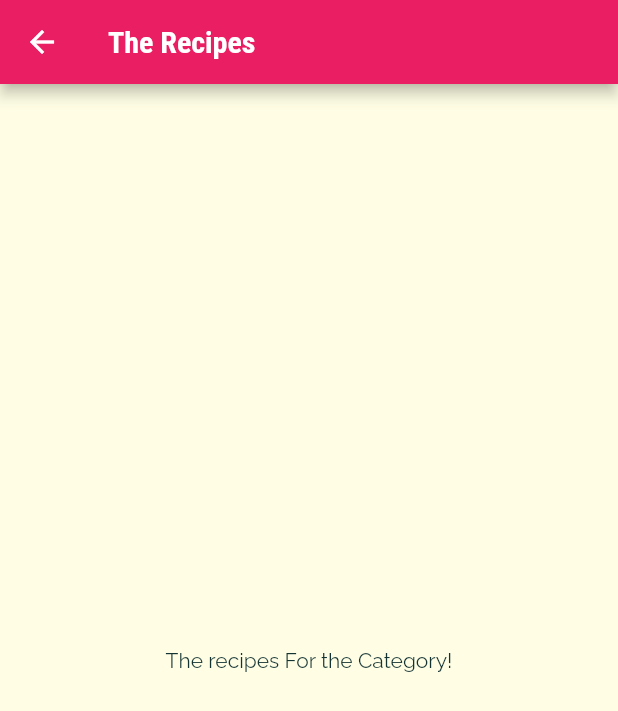
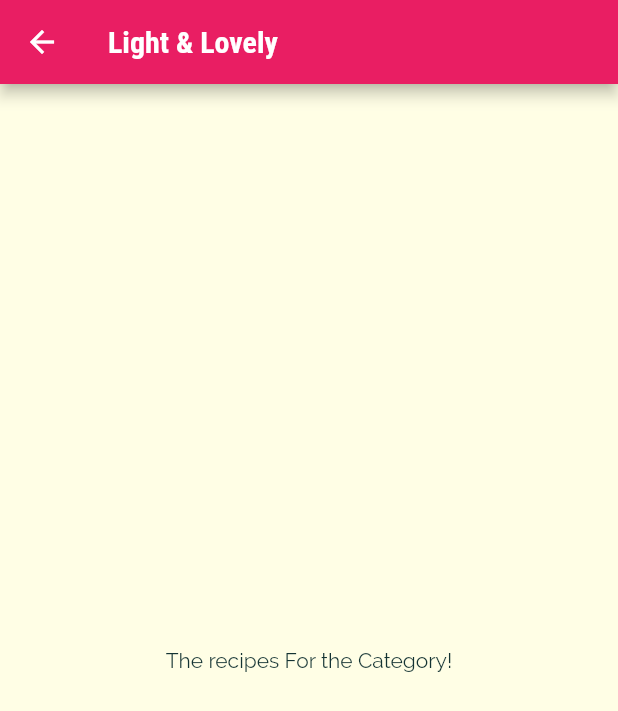
Before and after one commit to koorzenb/meals_app, a Flutter app: the screen it shows after launch, after a tap on "Light & Lovely", on a phone screen of 412 x 824 dp. Shown: the top 711 px of the screen. Run offline on Flutter 3.47's test engine with Material 2 defaults, Android fonts, the phone set to English and light mode, and no system bars.

Commit message:
Passing Data via the Constructor

```diff
--- a/lib/categories_screen.dart
+++ b/lib/categories_screen.dart
@@ -18,7 +18,11 @@ class CategoriesScreen extends StatelessWidget {
             crossAxisSpacing: 20,
             mainAxisSpacing: 20),
         children: DUMMY_CATEGORIES
-            .map((element) => CategoryItem(element.title, element.color))
+            .map((element) => CategoryItem(
+                  element.id,
+                  element.title,
+                  element.color,
+                ))
             .toList(),
       ),
     );
--- a/lib/category_item.dart
+++ b/lib/category_item.dart
@@ -5,12 +5,15 @@ import './category_meals_screen.dart';
 class CategoryItem extends StatelessWidget {
   final String title;
   final Color color;
+  final String id;
 
-  const CategoryItem(this.title, this.color);
+  const CategoryItem(this.id, this.title, this.color);
 
   void _selectCategory(BuildContext ctx) {
+    // ignore: todo
+    // TODO: does this get cleaned up? Get popped?
     Navigator.of(ctx).push(MaterialPageRoute(builder: (_) {
-      return CategoryMealsScreen();
+      return CategoryMealsScreen(id, title);
     }));
   }
 
--- a/lib/category_meals_screen.dart
+++ b/lib/category_meals_screen.dart
@@ -1,11 +1,16 @@
 import 'package:flutter/material.dart';
 
 class CategoryMealsScreen extends StatelessWidget {
+  final String categoryId;
+  final String categoryTitle;
+
+  CategoryMealsScreen(this.categoryId, this.categoryTitle);
+
   @override
   Widget build(BuildContext context) {
     return Scaffold(
       appBar: AppBar(
-        title: const Text("The Recipes"),
+        title: Text(categoryTitle),
       ),
       body: Center(
         child: Text(
--- a/lib/main.dart
+++ b/lib/main.dart
@@ -20,7 +20,7 @@ class MyApp extends StatelessWidget {
             bodyText2: TextStyle(
               color: Color.fromRGBO(20, 51, 51, 1),
             ),
-            titleLarge: TextStyle(
+            headline6: TextStyle(
               fontSize: 20,
               fontFamily: 'RobotoCondensed',
               fontWeight: FontWeight.bold,
```
Also changed, not shown: assets/fonts/Raleway-Black.ttf (renamed from lib/assets/fonts/Raleway-Black.ttf), assets/fonts/Raleway-Bold.ttf (renamed from lib/assets/fonts/Raleway-Bold.ttf), assets/fonts/Raleway-Regular.ttf (renamed from lib/assets/fonts/Raleway-Regular.ttf), assets/fonts/RobotoCondensed-Bold.ttf (renamed from lib/assets/fonts/RobotoCondensed-Bold.ttf), assets/fonts/RobotoCondensed-Italic.ttf (renamed from lib/assets/fonts/RobotoCondensed-Italic.ttf), assets/fonts/RobotoCondensed-Light.ttf (renamed from lib/assets/fonts/RobotoCondensed-Light.ttf), assets/fonts/RobotoCondensed-Regular.ttf (renamed from lib/assets/fonts/RobotoCondensed-Regular.ttf).
